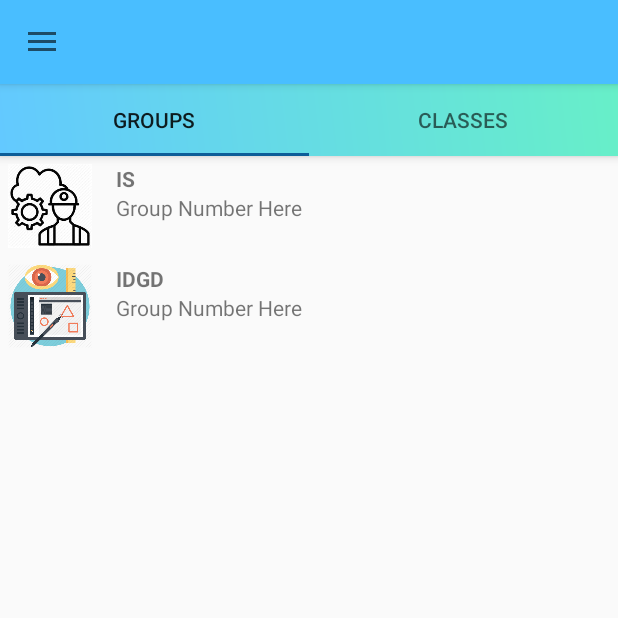
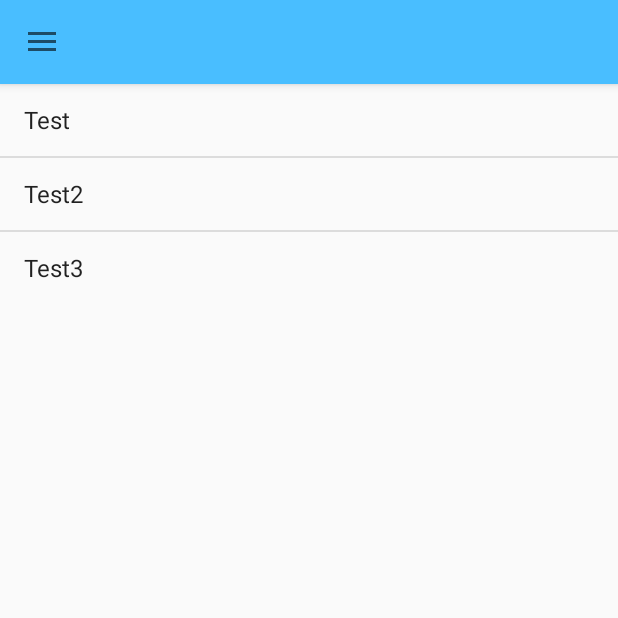
Before and after one commit to pbldmngz/new_csm, an Android app: the fragment listFragment placed in its activity, on a phone screen of 412 x 824 dp, the top half of it. Run offline under Robolectric (Android 15) with nearby library versions, the phone set to English and light mode, and no system bars.

Commit message:
Removed RecyclerView Changes
Opted to use ListView to simplify  workflow

```diff
--- a/app/src/main/java/com/example/menutest/Group.java
+++ /dev/null
@@ -1,41 +0,0 @@
-package com.example.menutest;
-
-public class Group {
-
-    private String name;
-    private int id;
-    private int photo;
-
-    public Group() {
-    }
-
-    public Group(String name, int id, int photo) {
-        this.name = name;
-        this.id = id;
-        this.photo = photo;
-    }
-
-    public String getName() {
-        return name;
-    }
-
-    public int getId() {
-        return id;
-    }
-
-    public int getPhoto() {
-        return photo;
-    }
-
-    public void setName(String name) {
-        this.name = name;
-    }
-
-    public void setId(int id) {
-        this.id = id;
-    }
-
-    public void setPhoto(int photo) {
-        this.photo = photo;
-    }
-}
--- a/app/src/main/java/com/example/menutest/ListClassesFragment.java
+++ /dev/null
@@ -1,29 +0,0 @@
-package com.example.menutest;
-
-
-import android.os.Bundle;
-
-import androidx.fragment.app.Fragment;
-
-import android.view.LayoutInflater;
-import android.view.View;
-import android.view.ViewGroup;
-
-
-
-public class ListClassesFragment extends Fragment {
-
-
-    public ListClassesFragment() {
-        // Required empty public constructor
-    }
-
-
-    @Override
-    public View onCreateView(LayoutInflater inflater, ViewGroup container,
-                             Bundle savedInstanceState) {
-        // Inflate the layout for this fragment
-        return inflater.inflate(R.layout.fragment_list_classes, container, false);
-    }
-
-}
--- a/app/src/main/java/com/example/menutest/ListGroupsFragment.java
+++ /dev/null
@@ -1,47 +0,0 @@
-package com.example.menutest;
-
-
-import android.os.Bundle;
-
-import androidx.annotation.Nullable;
-import androidx.fragment.app.Fragment;
-import androidx.recyclerview.widget.LinearLayoutManager;
-import androidx.recyclerview.widget.RecyclerView;
-
-import android.view.LayoutInflater;
-import android.view.View;
-import android.view.ViewGroup;
-
-import java.util.ArrayList;
-import java.util.List;
-
-public class ListGroupsFragment extends Fragment {
-
-    View v;
-    private RecyclerView myrecyclerview;
-    private List<Group> lstGroup;
-
-    public ListGroupsFragment() {
-    }
-
-
-    @Override
-    public View onCreateView(LayoutInflater inflater, ViewGroup container, Bundle savedInstanceState) {
-        v = inflater.inflate(R.layout.fragment_list_groups, container, false);
-        myrecyclerview = (RecyclerView) v.findViewById(R.id.groupsRecyclerView);
-        RecyclerViewAdapter recyclerAdapter = new RecyclerViewAdapter(getContext(), lstGroup);
-        myrecyclerview.setLayoutManager(new LinearLayoutManager(getActivity()));
-        myrecyclerview.setAdapter(recyclerAdapter);
-        return v;
-    }
-
-    @Override
-    public void onCreate(@Nullable Bundle savedInstanceState) {
-        super.onCreate(savedInstanceState);
-
-        lstGroup = new ArrayList<>();
-        lstGroup.add(new Group("IS", 2, R.drawable.iconis));
-        lstGroup.add(new Group("IDGD", 1, R.drawable.iconidgd));
-
-    }
-}
--- a/app/src/main/java/com/example/menutest/RecyclerViewAdapter.java
+++ /dev/null
@@ -1,66 +0,0 @@
-package com.example.menutest;
-
-import android.content.Context;
-import android.view.LayoutInflater;
-import android.view.View;
-import android.view.ViewGroup;
-import android.widget.ImageView;
-import android.widget.TextView;
-
-import androidx.annotation.NonNull;
-import androidx.recyclerview.widget.RecyclerView;
-
-import java.util.List;
-
-public class RecyclerViewAdapter extends RecyclerView.Adapter<RecyclerViewAdapter.MyViewHolder> {
-
-    Context mContext;
-    List<Group> mData;
-
-    public RecyclerViewAdapter(Context mContext, List<Group> mData) {
-        this.mContext = mContext;
-        this.mData = mData;
-    }
-
-    @NonNull
-    @Override
-    public MyViewHolder onCreateViewHolder(@NonNull ViewGroup parent, int viewType) {
-
-        View v;
-        v = LayoutInflater.from(mContext).inflate(R.layout.item_group, parent, false);
-        MyViewHolder vHolder = new MyViewHolder(v);
-
-        return vHolder;
-    }
-
-    @Override
-    public void onBindViewHolder(@NonNull MyViewHolder holder, int position) {
-
-        holder.tv_name.setText(mData.get(position).getName());
-        holder.tv_id.setText(mData.get(position).getId());
-        holder.img.setImageResource(mData.get(position).getPhoto());
-
-    }
-
-    @Override
-    public int getItemCount() {
-        return mData.size();
-    }
-
-    public static class MyViewHolder extends RecyclerView.ViewHolder {
-
-        private TextView tv_name;
-        private TextView tv_id;
-        private ImageView img;
-
-        public MyViewHolder(@NonNull View itemView) {
-            super(itemView);
-
-            tv_name = (TextView) itemView.findViewById(R.id.name_group);
-            tv_id = (TextView) itemView.findViewById(R.id.id_group);
-            img = (ImageView) itemView.findViewById(R.id.img_group);
-
-        }
-    }
-
-}
--- a/app/src/main/java/com/example/menutest/listFragment.java
+++ b/app/src/main/java/com/example/menutest/listFragment.java
@@ -4,7 +4,10 @@ import android.os.Bundle;
 import android.view.LayoutInflater;
 import android.view.View;
 import android.view.ViewGroup;
+import android.widget.ArrayAdapter;
+import android.widget.ListView;
 
+import androidx.annotation.NonNull;
 import androidx.annotation.Nullable;
 import androidx.fragment.app.Fragment;
 import androidx.viewpager.widget.ViewPager;
@@ -15,58 +18,27 @@ import Adapter.SectionPagerAdapter;
 
 public class listFragment extends Fragment {
 
-    View myFragment;
-
-    ViewPager viewPager;
-    TabLayout tabLayout;
-
     public listFragment() {
     }
 
-    public static listFragment getInstance() {
-        return new listFragment();
-    }
+    @Nullable
+    @Override
+    public View onCreateView(@NonNull LayoutInflater inflater, @Nullable ViewGroup container, @Nullable Bundle savedInstanceState) {
 
-    public View onCreateView(LayoutInflater inflater, ViewGroup container, Bundle savedInstanceState) {
-        myFragment = inflater.inflate(R.layout.fragment_list, container, false);
+        View view = inflater.inflate(R.layout.fragment_list, container, false);
 
-        viewPager = myFragment.findViewById(R.id.viewPager);
-        tabLayout = myFragment.findViewById(R.id.tabLayout);
+        String [] menuItems = {"Test", "Test2", "Test3"};
 
-        return myFragment;
-    }
+        ListView listView = (ListView) view.findViewById(R.id.mainListMenu);
 
-    @Override
-    public void onActivityCreated(@Nullable Bundle savedInstanceState) {
-        super.onActivityCreated(savedInstanceState);
+        ArrayAdapter<String> listViewAdapter = new ArrayAdapter<String>(
+                getActivity(),
+                android.R.layout.simple_list_item_1,
+                menuItems
+        );
 
-        setUpViewPager(viewPager);
-        tabLayout.setupWithViewPager(viewPager);
+        listView.setAdapter(listViewAdapter);
 
-        tabLayout.addOnTabSelectedListener(new TabLayout.OnTabSelectedListener() {
-            @Override
-            public void onTabSelected(TabLayout.Tab tab) {
-
-            }
-
-            @Override
-            public void onTabUnselected(TabLayout.Tab tab) {
-
-            }
-
-            @Override
-            public void onTabReselected(TabLayout.Tab tab) {
-
-            }
-        });
-    }
-
-    private void setUpViewPager(ViewPager viewPager) {
-        SectionPagerAdapter adapter = new SectionPagerAdapter(getChildFragmentManager());
-
-        adapter.addFragment(new ListGroupsFragment(), "Groups");
-        adapter.addFragment(new ListClassesFragment(), "Classes");
-
-        viewPager.setAdapter(adapter);
+        return view;
     }
 }
--- a/app/src/main/res/layout/fragment_list.xml
+++ b/app/src/main/res/layout/fragment_list.xml
@@ -5,26 +5,9 @@
     android:layout_width="match_parent"
     android:layout_height="match_parent">
 
-    <com.google.android.material.appbar.AppBarLayout
-        android:id="@+id/appBarLayout"
-        android:layout_width="match_parent"
-        android:layout_height="wrap_content"
-        android:background="@drawable/grad">
-
-        <com.google.android.material.tabs.TabLayout
-            android:id="@+id/tabLayout"
-            android:layout_width="match_parent"
-            android:layout_height="wrap_content">
-
-        </com.google.android.material.tabs.TabLayout>
-
-    </com.google.android.material.appbar.AppBarLayout>
-
-    <androidx.viewpager.widget.ViewPager
-        android:id="@+id/viewPager"
-        android:layout_width="match_parent"
-        android:layout_height="match_parent">
-
-    </androidx.viewpager.widget.ViewPager>
+    <ListView
+        android:id="@+id/mainListMenu"
+        android:layout_width="wrap_content"
+        android:layout_height="wrap_content" />
 
 </LinearLayout>
--- a/app/src/main/res/layout/fragment_list_classes.xml
+++ /dev/null
@@ -1,16 +0,0 @@
-<?xml version="1.0" encoding="utf-8"?>
-<RelativeLayout xmlns:android="http://schemas.android.com/apk/res/android"
-    xmlns:tools="http://schemas.android.com/tools"
-    android:layout_width="match_parent"
-    android:layout_height="match_parent"
-    tools:context=".ListClassesFragment">
-
-    <TextView
-        android:layout_width="match_parent"
-        android:layout_height="match_parent"
-        android:text="Classes Fragment"
-        android:textAlignment="center"
-        android:textSize="30sp"
-        android:layout_centerInParent="true"/>
-
-</RelativeLayout>
--- a/app/src/main/res/layout/fragment_list_groups.xml
+++ /dev/null
@@ -1,14 +0,0 @@
-<?xml version="1.0" encoding="utf-8"?>
-<RelativeLayout xmlns:android="http://schemas.android.com/apk/res/android"
-    xmlns:tools="http://schemas.android.com/tools"
-    android:layout_width="match_parent"
-    android:layout_height="match_parent"
-    tools:context=".ListGroupsFragment">
-
-    <androidx.recyclerview.widget.RecyclerView
-        android:layout_width="match_parent"
-        android:layout_height="match_parent"
-        android:id="@+id/groupsRecyclerView">
-    </androidx.recyclerview.widget.RecyclerView>
-
-</RelativeLayout>
```
Also changed, not shown: app/src/main/res/layout/fragment_profile.xml (+0 -8 lines).
